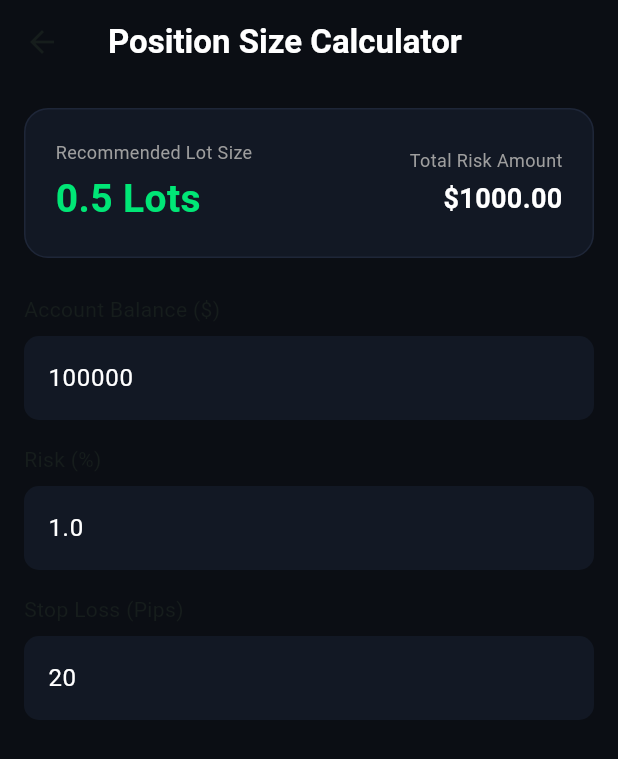
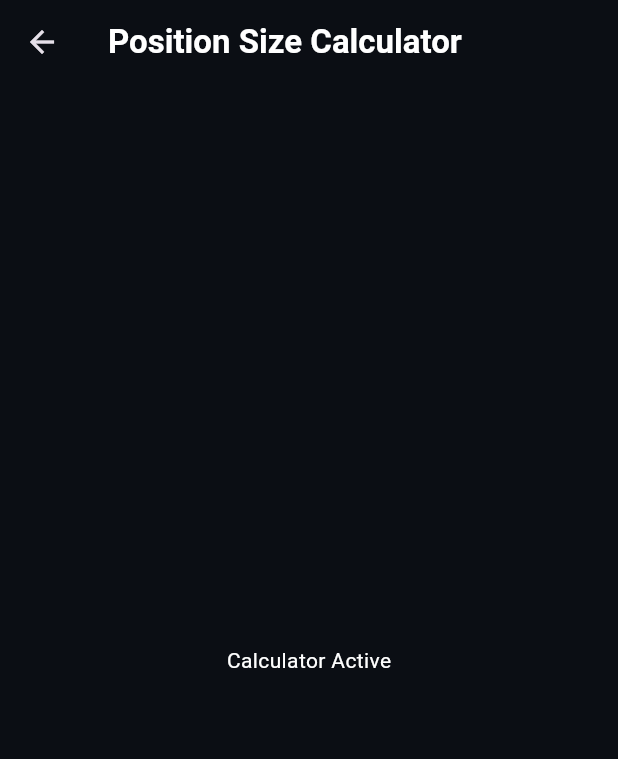
Before and after one commit to irshadqureshi961-dot/proptrack, a Flutter app: the CalculatorScreen screen opened directly, on a phone screen of 412 x 824 dp. Shown: the top 759 px of the screen. Run offline on Flutter 3.47's test engine with Material 3 defaults, Android fonts, the phone set to English and light mode, and no system bars; our stand-ins replace flutter_riverpod, google_fonts, supabase_flutter; accounts and stored records are empty.

Commit message:
Wire updated screens into main.dart and bump build version to 1.0.0+2

```diff
--- a/lib/features/calculator/screens/calculator_screen.dart
+++ b/lib/features/calculator/screens/calculator_screen.dart
@@ -1,39 +1,7 @@
 import 'package:flutter/material.dart';
 
-class CalculatorScreen extends StatefulWidget {
+class CalculatorScreen extends StatelessWidget {
   const CalculatorScreen({super.key});
-
-  @override
-  State<CalculatorScreen> createState() => _CalculatorScreenState();
-}
-
-class _CalculatorScreenState extends State<CalculatorScreen> {
-  final _accountBalanceController = TextEditingController(text: '100000');
-  final _riskPercentageController = TextEditingController(text: '1.0');
-  final _stopLossPipsController = TextEditingController(text: '20');
-
-  String _selectedPair = 'EURUSD';
-  double _calculatedLotSize = 0.50;
-  double _calculatedRiskAmount = 1000.0;
-
-  final List<String> _pairs = ['EURUSD', 'GBPUSD', 'USDJPY', 'XAUUSD', 'AUDUSD'];
-
-  void _calculatePosition() {
-    double balance = double.tryParse(_accountBalanceController.text) ?? 100000;
-    double riskPercent = double.tryParse(_riskPercentageController.text) ?? 1.0;
-    double stopLoss = double.tryParse(_stopLossPipsController.text) ?? 20;
-
-    if (stopLoss > 0) {
-      double riskAmount = balance * (riskPercent / 100);
-      // Basic standard lot formula calculation (1 lot = $10/pip for standard FX pairs)
-      double lotSize = riskAmount / (stopLoss * 10);
-
-      setState(() {
-        _calculatedRiskAmount = riskAmount;
-        _calculatedLotSize = double.parse(lotSize.toStringAsFixed(2));
-      });
-    }
-  }
 
   @override
   Widget build(BuildContext context) {
@@ -42,90 +10,10 @@ class _CalculatorScreenState extends State<CalculatorScreen> {
       appBar: AppBar(
         backgroundColor: const Color(0xFF0B0E14),
         title: const Text('Position Size Calculator', style: TextStyle(color: Colors.white, fontWeight: FontWeight.bold)),
-        elevation: 0,
       ),
-      body: SingleChildScrollView(
-        padding: const EdgeInsets.all(16.0),
-        child: Column(
-          crossAxisAlignment: CrossAxisAlignment.start,
-          children: [
-            // Result Card
-            Container(
-              padding: const EdgeInsets.all(20),
-              decoration: BoxDecoration(
-                color: const Color(0xFF121824),
-                borderRadius: BorderRadius.circular(16),
-                border: Border.all(color: const Color(0xFF1E2638)),
-              ),
-              child: Row(
-                mainAxisAlignment: MainAxisAlignment.spaceBetween,
-                children: [
-                  Column(
-                    crossAxisAlignment: CrossAxisAlignment.start,
-                    children: [
-                      const Text('Recommended Lot Size', style: TextStyle(color: Colors.grey, fontSize: 12)),
-                      const SizedBox(height: 4),
-                      Text('$_calculatedLotSize Lots', style: const TextStyle(color: Color(0xFF00E676), fontSize: 26, fontWeight: FontWeight.bold)),
-                    ],
-                  ),
-                  Column(
-                    crossAxisAlignment: CrossAxisAlignment.end,
-                    children: [
-                      const Text('Total Risk Amount', style: TextStyle(color: Colors.grey, fontSize: 12)),
-                      const SizedBox(height: 4),
-                      Text('\$${_calculatedRiskAmount.toStringAsFixed(2)}', style: const TextStyle(color: Colors.white, fontSize: 18, fontWeight: FontWeight.bold)),
-                    ],
-                  ),
-                ],
-              ),
-            ),
-            const SizedBox(height: 24),
-
-            // Form Inputs
-            const Text('Account Balance (\$)'),
-            const SizedBox(height: 8),
-            TextField(
-              controller: _accountBalanceController,
-              keyboardType: TextInputType.number,
-              style: const TextStyle(color: Colors.white),
-              decoration: _inputDecoration('100000'),
-              onChanged: (_) => _calculatePosition(),
-            ),
-            const SizedBox(height: 16),
-
-            const Text('Risk (%)'),
-            const SizedBox(height: 8),
-            TextField(
-              controller: _riskPercentageController,
-              keyboardType: TextInputType.number,
-              style: const TextStyle(color: Colors.white),
-              decoration: _inputDecoration('1.0'),
-              onChanged: (_) => _calculatePosition(),
-            ),
-            const SizedBox(height: 16),
-
-            const Text('Stop Loss (Pips)'),
-            const SizedBox(height: 8),
-            TextField(
-              controller: _stopLossPipsController,
-              keyboardType: TextInputType.number,
-              style: const TextStyle(color: Colors.white),
-              decoration: _inputDecoration('20'),
-              onChanged: (_) => _calculatePosition(),
-            ),
-          ],
-        ),
+      body: const Center(
+        child: Text('Calculator Active', style: TextStyle(color: Colors.white)),
       ),
     );
   }
-
-  InputDecoration _inputDecoration(String hint) {
-    return InputDecoration(
-      hintText: hint,
-      hintStyle: const TextStyle(color: Colors.grey),
-      filled: true,
-      fillColor: const Color(0xFF121824),
-      border: OutlineInputBorder(borderRadius: BorderRadius.circular(10), borderSide: BorderSide.none),
-    );
-  }
 }
--- a/pubspec.yaml
+++ b/pubspec.yaml
@@ -1,7 +1,7 @@
 name: proptrack
 description: A new Flutter project for prop trading management.
 publish_to: 'none'
-version: 1.0.0+1
+version: 1.0.0+2
 
 environment:
   sdk: '>=3.0.0 <4.0.0'
```
Also changed, not shown: lib/main.dart (+46 -22 lines).
